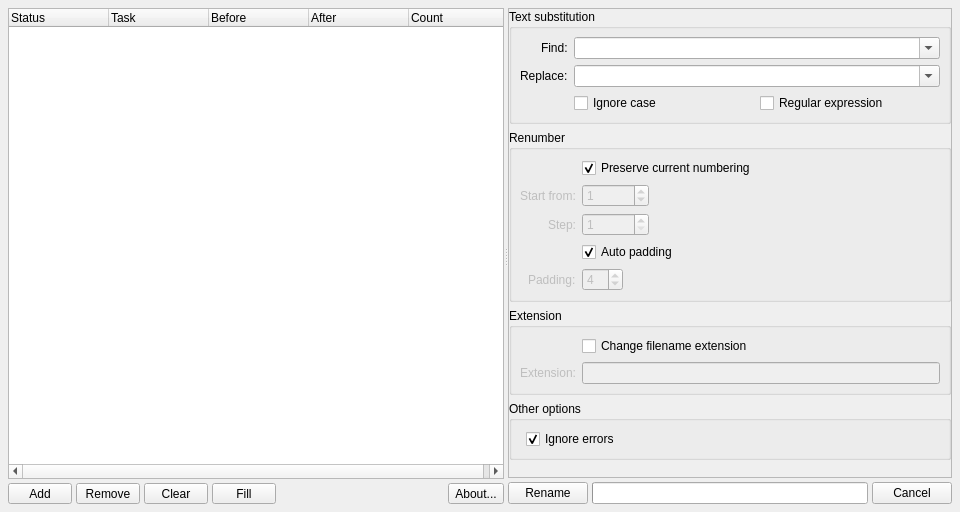
First picture: the form in src/forms/sequencerename.ui, repository mjbonnington/sequencerename, before the edit.
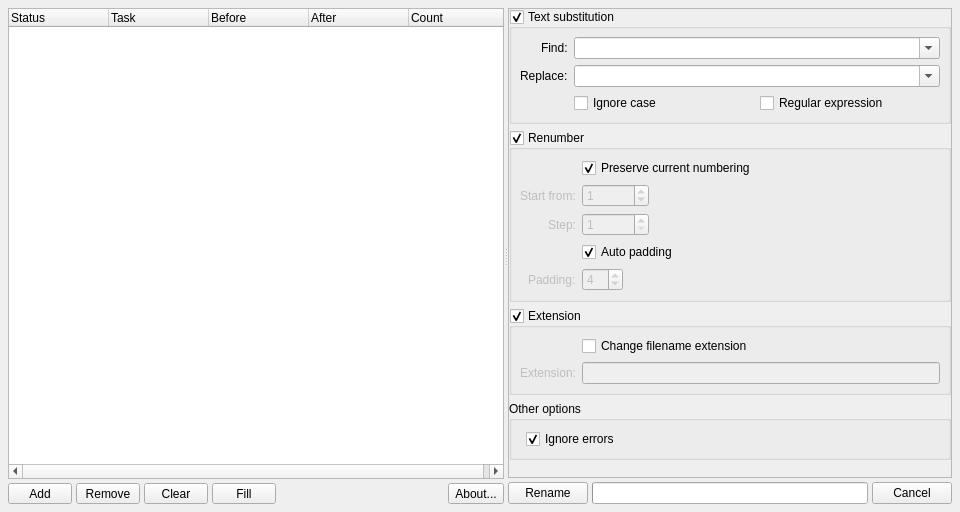
Second picture: the form after the edit.

Commit message: Bugfix: detail view window wouldn't open

```diff
--- a/src/forms/sequencerename.ui
+++ b/src/forms/sequencerename.ui
@@ -343,9 +343,9 @@
            <property name="geometry">
             <rect>
              <x>0</x>
-             <y>-90</y>
-             <width>427</width>
-             <height>545</height>
+             <y>-120</y>
+             <width>431</width>
+             <height>572</height>
             </rect>
            </property>
            <property name="noBackground" stdset="0">
@@ -379,10 +379,10 @@
                <bool>false</bool>
               </property>
               <property name="checkable">
-               <bool>false</bool>
+               <bool>true</bool>
               </property>
               <property name="checked">
-               <bool>false</bool>
+               <bool>true</bool>
               </property>
               <property name="expandable" stdset="0">
                <bool>true</bool>
@@ -509,10 +509,10 @@
                <bool>false</bool>
               </property>
               <property name="checkable">
-               <bool>false</bool>
+               <bool>true</bool>
               </property>
               <property name="checked">
-               <bool>false</bool>
+               <bool>true</bool>
               </property>
               <property name="expandable" stdset="0">
                <bool>true</bool>
@@ -676,10 +676,10 @@
                <bool>false</bool>
               </property>
               <property name="checkable">
-               <bool>false</bool>
+               <bool>true</bool>
               </property>
               <property name="checked">
-               <bool>false</bool>
+               <bool>true</bool>
               </property>
               <property name="expandable" stdset="0">
                <bool>true</bool>
```
The commit also changes 2 other files.
